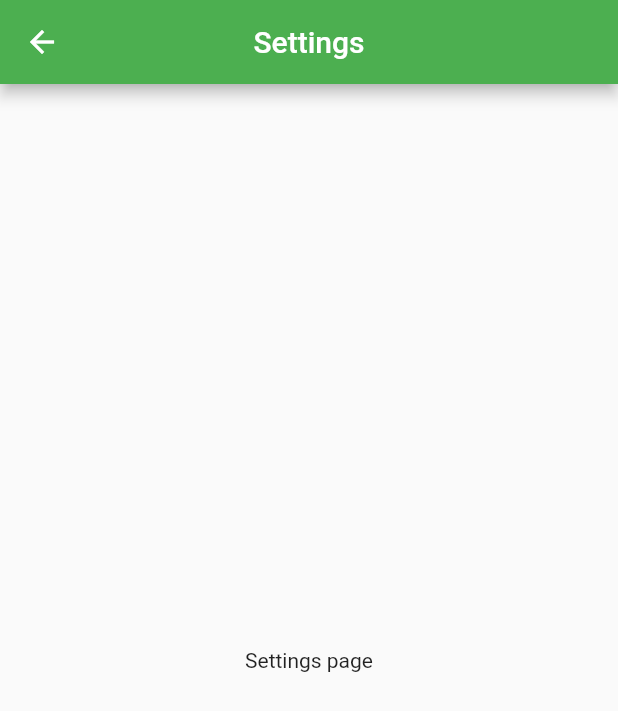
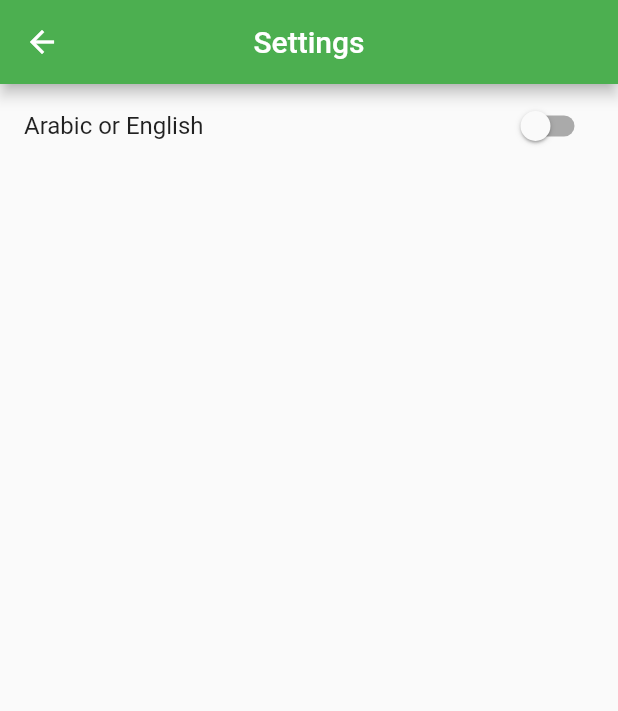
Before and after one commit to DevWael/janaa.net-webview-flutter-app, a Flutter app: the SettingsPage screen opened by its route, on a phone screen of 412 x 824 dp. Shown: the top 711 px of the screen. Run offline on Flutter 3.47's test engine with Material 2 defaults, Android fonts, the phone set to English and light mode, and no system bars; our stand-ins replace font_awesome_flutter, webview_flutter.

Commit message:
settings module

```diff
--- a/lib/screens/settings_screen.dart
+++ b/lib/screens/settings_screen.dart
@@ -1,5 +1,6 @@
 import 'package:flutter/material.dart';
 import 'package:janastore/config.dart';
+import 'package:janastore/settings_module.dart';
 
 class SettingsPage extends StatefulWidget {
   SettingsPage({Key key, this.title}) : super(key: key);
@@ -10,6 +11,8 @@ class SettingsPage extends StatefulWidget {
 }
 
 class _SettingsPageState extends State<SettingsPage> {
+  final _formKey = GlobalKey<FormState>();
+  final _settings = Settings();
 
   @override
   Widget build(BuildContext context) {
@@ -17,13 +20,26 @@ class _SettingsPageState extends State<SettingsPage> {
         appBar: AppBar(
           centerTitle: true,
           title: Text('Settings'),
-          actions: <Widget>[
-
-          ],
+          actions: <Widget>[],
         ),
-      body: Center(
-        child: Text('Settings page'),
-      ),
-    );
+        body: Container(
+          child: Builder(
+              builder: (context) => Form(
+                    key: _formKey,
+                    child: Column(
+                      crossAxisAlignment: CrossAxisAlignment.stretch,
+                      children: <Widget>[
+                        SwitchListTile(
+                            title: Text('Arabic or English'),
+                            value: _settings.isArabic,
+                            onChanged: (bool val) {
+                              setState(() {
+                                _settings.isArabic = val;
+                              });
+                            })
+                      ],
+                    ),
+                  )),
+        ));
   }
 }
--- /dev/null
+++ b/lib/settings_module.dart
@@ -0,0 +1,4 @@
+
+class Settings{
+  bool isArabic = false;
+}
```
